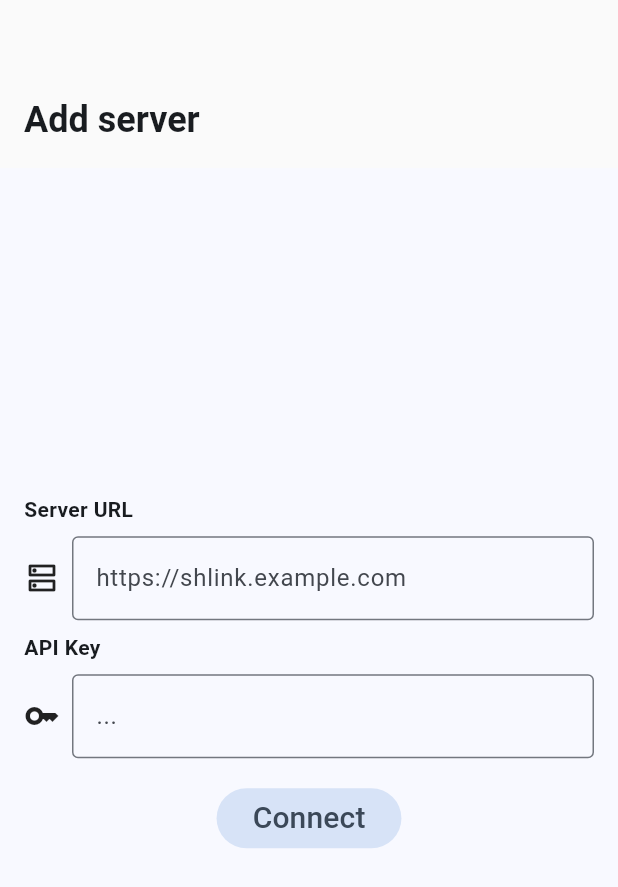
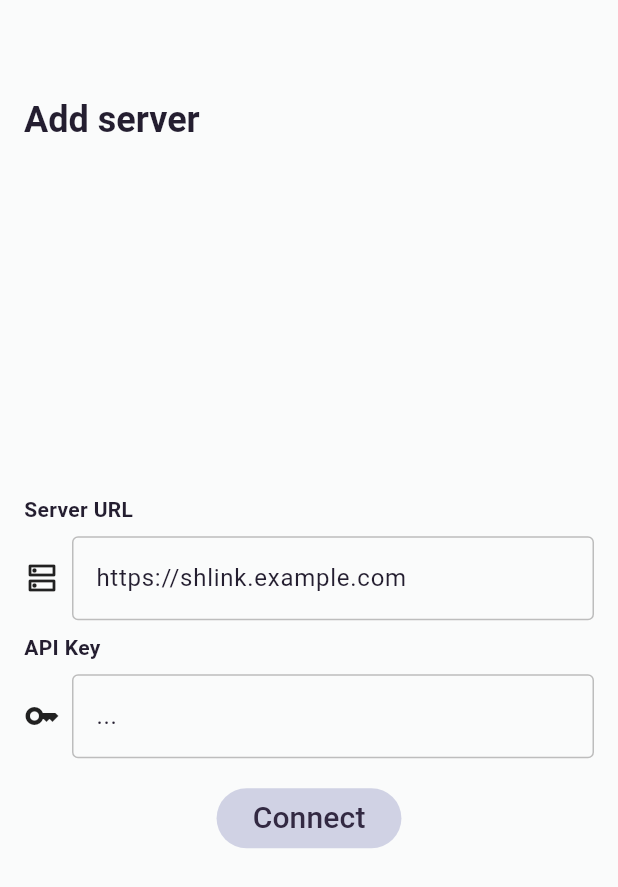
Before and after one commit to rainloreley/shlink-manager, a Flutter app: the screen it shows after launch, on a phone screen of 412 x 824 dp. Shown: the top 887 px of the screen. Run offline on Flutter 3.47's test engine with Material 3 defaults, Android fonts, the phone set to English and light mode, and no system bars; drawn by our look-alikes of dynamic_color; our stand-ins replace dartz, flutter_secure_storage, package_info_plus, qr_flutter, shared_preferences; missing offline and left inert: flutter_sharing_intent.

Commit message:
added global theme

```diff
--- /dev/null
+++ b/lib/global_theme.dart
@@ -0,0 +1,69 @@
+import 'package:dynamic_color/dynamic_color.dart';
+import 'package:flutter/material.dart';
+
+class GlobalTheme {
+  static final Color _lightFocusColor = Colors.black.withOpacity(0.12);
+  static final Color _darkFocusColor = Colors.white.withOpacity(0.12);
+  static ThemeData lightThemeData(ColorScheme? dynamicColorScheme) {
+    return themeData(lightColorScheme, dynamicColorScheme, _lightFocusColor);
+  }
+  static ThemeData darkThemeData(ColorScheme? dynamicColorScheme) {
+    return themeData(darkColorScheme, dynamicColorScheme, _darkFocusColor);
+  }
+
+  static ThemeData themeData(ColorScheme colorScheme, ColorScheme? dynamic,
+      Color focusColor) {
+    return ThemeData(
+        colorScheme: colorScheme,
+        canvasColor: colorScheme.surface,
+        scaffoldBackgroundColor: colorScheme.surface,
+        highlightColor: Colors.transparent,
+        dividerColor: colorScheme.outline,
+        focusColor: focusColor,
+        useMaterial3: true,
+        appBarTheme: AppBarTheme(
+            backgroundColor: colorScheme.surface,
+            foregroundColor: colorScheme.onSurface,
+            elevation: 0
+    )
+    );
+  }
+
+  static ColorScheme get lightColorScheme {
+    return ColorScheme(
+      primary: Color(0xff747ab5),
+      onPrimary: Colors.white,
+      secondary: Color(0x445d63a6),// Color(0xFFDDE0E0),
+      onSecondary: Color(0xFF322942),
+      tertiary: Colors.grey[300],
+      onTertiary: Colors.grey[700],
+      surfaceContainer: (Colors.grey[100])!,
+      outline: (Colors.grey[400])!,
+      error: (Colors.red[400])!,
+      onError: Colors.white,
+      surface: Color(0xFFFAFBFB),
+      onSurface: Color(0xFF241E30),
+      brightness: Brightness.light,
+    ).harmonized();
+  }
+
+  static ColorScheme get darkColorScheme {
+    return ColorScheme(
+      primary: Color(0xff5d63a6),
+      secondary: Colors.blue.shade500,
+      secondaryContainer: Color(0xff1c1c1c),
+      surface: Colors.black,
+      surfaceContainer: Color(0xff0f0f0f),
+      onSurfaceVariant: Colors.grey[400],
+      tertiary: Colors.grey[900],
+      onTertiary: Colors.grey,
+      outline: (Colors.grey[800])!,
+      error: (Colors.red[400])!,
+      onError: Colors.white,
+      onPrimary: Colors.white,
+      onSecondary: (Colors.grey[400])!,
+      onSurface: Colors.white,
+      brightness: Brightness.dark,
+    );
+  }
+}
--- a/lib/main.dart
+++ b/lib/main.dart
@@ -1,4 +1,5 @@
 import 'package:flutter/material.dart';
+import 'package:shlink_app/global_theme.dart';
 import 'package:shlink_app/views/login_view.dart';
 import 'package:shlink_app/views/navigationbar_view.dart';
 import 'globals.dart' as globals;
@@ -26,7 +27,9 @@ class MyApp extends StatelessWidget {
       return MaterialApp(
           title: 'Shlink',
           debugShowCheckedModeBanner: false,
-          theme: ThemeData(
+          theme: GlobalTheme.lightThemeData(lightColorScheme),
+          darkTheme: GlobalTheme.darkThemeData(darkColorScheme),
+          /*theme: ThemeData(
               appBarTheme: const AppBarTheme(
                 backgroundColor: Color(0xfffafafa),
               ),
@@ -41,7 +44,7 @@ class MyApp extends StatelessWidget {
             colorScheme: darkColorScheme?.copyWith(surface: Colors.black) ??
                 _defaultDarkColorScheme,
             useMaterial3: true,
-          ),
+          ),*/
           home: const InitialPage());
     });
   }
--- a/lib/views/login_view.dart
+++ b/lib/views/login_view.dart
@@ -135,7 +135,7 @@ class _LoginViewState extends State<LoginView> {
                       children: [
                         Flexible(
                             child: Text(_errorMessage,
-                                style: const TextStyle(color: Colors.red),
+                                style: TextStyle(color: Theme.of(context).colorScheme.onError),
                                 textAlign: TextAlign.center))
                       ],
                     ),
```
Also changed, not shown: lib/views/home_view.dart (+8 -14 lines), lib/views/opensource_licenses_view.dart (+6 -8 lines), lib/views/redirect_rules_detail_view.dart (+9 -21 lines), lib/views/settings_view.dart (+18 -28 lines), lib/views/short_url_edit_view.dart (+4 -7 lines), lib/views/url_detail_view.dart (+4 -10 lines), lib/views/url_list_view.dart (+5 -15 lines).
